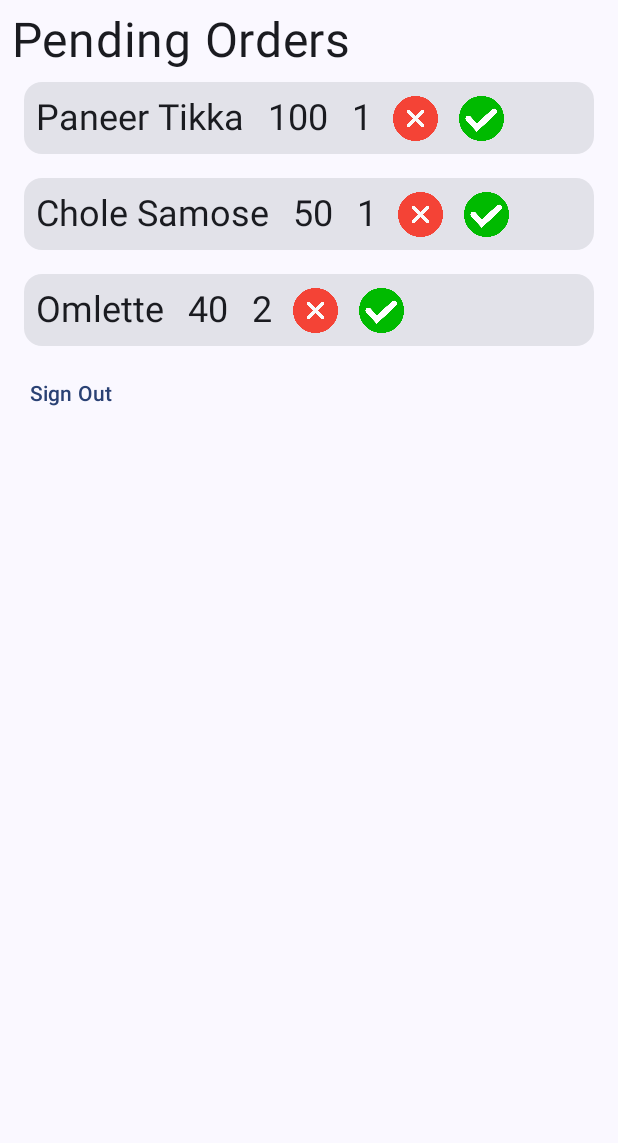
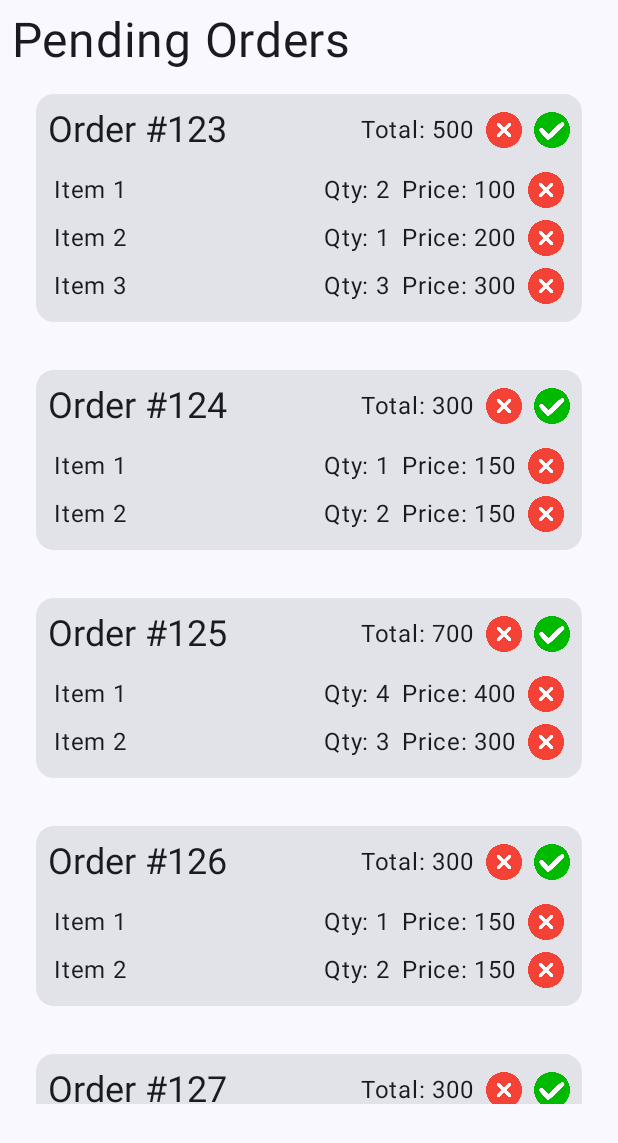
Before and after one commit to Atharv-15/QuickQ_Business, an Android app built with Jetpack Compose: the composable ContentScreen called with empty values, on a phone screen of 412 x 824 dp. Shown: the top 1143 px of the screen. Run offline under Robolectric (Android 15) with nearby library versions, the phone set to English and light mode, and no system bars; our stand-ins replace Firebase (no records; nobody signed in at launch, a user with empty details on screens opened directly), livedata-compose.

Commit message:
Pending Orders ui fix

```diff
--- a/app/src/main/java/com/example/quickqbusiness/AppNavigation.kt
+++ b/app/src/main/java/com/example/quickqbusiness/AppNavigation.kt
@@ -5,9 +5,6 @@ import androidx.compose.ui.Modifier
 import androidx.navigation.compose.NavHost
 import androidx.navigation.compose.composable
 import androidx.navigation.compose.rememberNavController
-import com.example.quickqbusiness.pages.AcceptedOrder
-import com.example.quickqbusiness.pages.PendingOrder
-import com.example.quickqbusiness.pages.Profile
 
 @Composable
 fun AppNavigation(modifier: Modifier = Modifier, authViewModel: AuthViewModel) {
@@ -20,14 +17,5 @@ fun AppNavigation(modifier: Modifier = Modifier, authViewModel: AuthViewModel) {
         composable("home"){
             MainScreen(modifier, navController, authViewModel)
         }
-        composable("pending"){
-            PendingOrder(modifier, navController, authViewModel)
-        }
-        composable("profile"){
-            Profile(modifier)
-        }
-        composable("accept"){
-            AcceptedOrder(modifier)
-        }
     })
 }
--- a/app/src/main/java/com/example/quickqbusiness/ContentScreen.kt
+++ b/app/src/main/java/com/example/quickqbusiness/ContentScreen.kt
@@ -12,6 +12,6 @@ fun ContentScreen(modifier: Modifier = Modifier, navController: NavController, a
     when(selectedIndex) {
         0 -> PendingOrder(modifier, navController, authViewModel)
         1 -> AcceptedOrder()
-        2 -> Profile()
+        2 -> Profile(modifier, authViewModel)
     }
 }
--- a/app/src/main/java/com/example/quickqbusiness/MainScreen.kt
+++ b/app/src/main/java/com/example/quickqbusiness/MainScreen.kt
@@ -2,6 +2,7 @@ package com.example.quickqbusiness
 
 import androidx.compose.foundation.layout.fillMaxSize
 import androidx.compose.foundation.layout.padding
+import androidx.compose.foundation.layout.size
 import androidx.compose.material3.Badge
 import androidx.compose.material3.BadgedBox
 import androidx.compose.material3.Icon
@@ -20,6 +21,7 @@ import com.example.quickqbusiness.model.NavItem
 import androidx.compose.runtime.LaunchedEffect
 import androidx.compose.runtime.derivedStateOf
 import androidx.compose.runtime.livedata.observeAsState
+import androidx.compose.ui.unit.dp
 import androidx.navigation.NavController
 import com.example.quickqbusiness.data.Order
 
@@ -67,7 +69,11 @@ fun MainScreen(modifier: Modifier = Modifier, navController: NavController, auth
                                     }
                                 }
                             }) {
-                                Icon(painter = painterResource(id = navItem.icon), contentDescription = "Icon")
+                                Icon(
+                                    painter = painterResource(id = navItem.icon),
+                                    contentDescription = "Icon",
+                                    modifier= Modifier.size(24.dp)
+                                )
                             }
                         },
                         label = {
--- a/app/src/main/java/com/example/quickqbusiness/data/Order.kt
+++ b/app/src/main/java/com/example/quickqbusiness/data/Order.kt
@@ -1,32 +1,75 @@
 package com.example.quickqbusiness.data
 
-import androidx.annotation.DrawableRes
-import com.example.quickqbusiness.R
 import com.example.quickqbusiness.model.OrderData
+import com.example.quickqbusiness.model.OrderItemData
 
-class Order() {
+class Order {
     fun loadOrders(): List<OrderData> {
-        return listOf<OrderData>(
+        return listOf(
             OrderData(
-                description = "Paneer Tikka",
-                quantity = "1",
-                price = "100",
-                remove = R.drawable.remove,
-                check = R.drawable.check
+                description = "Order #123",
+                totalPrice = "500",
+                items = listOf(
+                    OrderItemData("Item 1", "2", "100"),
+                    OrderItemData("Item 2", "1", "200"),
+                    OrderItemData("Item 3", "3", "300")
+                )
             ),
             OrderData(
-                description = "Chole Samose",
-                quantity = "1",
-                price = "50",
-                remove = R.drawable.remove,
-                check = R.drawable.check
+                description = "Order #124",
+                totalPrice = "300",
+                items = listOf(
+                    OrderItemData("Item 1", "1", "150"),
+                    OrderItemData("Item 2", "2", "150")
+                )
             ),
             OrderData(
-                description = "Omlette",
-                quantity = "2",
-                price = "40",
-                remove = R.drawable.remove,
-                check = R.drawable.check
+                description = "Order #125",
+                totalPrice = "700",
+                items = listOf(
+                    OrderItemData("Item 1", "4", "400"),
+                    OrderItemData("Item 2", "3", "300")
+                )
+            ),
+            OrderData(
+                description = "Order #126",
+                totalPrice = "300",
+                items = listOf(
+                    OrderItemData("Item 1", "1", "150"),
+                    OrderItemData("Item 2", "2", "150")
+                )
+            ),
+            OrderData(
+                description = "Order #127",
+                totalPrice = "300",
+                items = listOf(
+                    OrderItemData("Item 1", "1", "150"),
+                    OrderItemData("Item 2", "2", "150")
+                )
+            ),
+            OrderData(
+                description = "Order #128",
+                totalPrice = "300",
+                items = listOf(
+                    OrderItemData("Item 1", "1", "150"),
+                    OrderItemData("Item 2", "2", "150")
+                )
+            ),
+            OrderData(
+                description = "Order #129",
+                totalPrice = "300",
+                items = listOf(
+                    OrderItemData("Item 1", "1", "150"),
+                    OrderItemData("Item 2", "2", "150")
+                )
+            ),
+            OrderData(
+                description = "Order #130",
+                totalPrice = "300",
+                items = listOf(
+                    OrderItemData("Item 1", "1", "150"),
+                    OrderItemData("Item 2", "2", "150")
+                )
             )
         )
     }
--- a/app/src/main/java/com/example/quickqbusiness/model/OrderData.kt
+++ b/app/src/main/java/com/example/quickqbusiness/model/OrderData.kt
@@ -1,11 +1,13 @@
 package com.example.quickqbusiness.model
-
-import androidx.annotation.DrawableRes
 
 data class OrderData(
     val description: String,
+    val totalPrice: String,
+    val items: List<OrderItemData> // List of items in the order
+)
+
+data class OrderItemData(
+    val name: String,
     val quantity: String,
-    val price: String,
-    @DrawableRes val remove: Int,
-    @DrawableRes val check: Int
+    val price: String
 )
--- a/app/src/main/java/com/example/quickqbusiness/pages/AcceptedOrder.kt
+++ b/app/src/main/java/com/example/quickqbusiness/pages/AcceptedOrder.kt
@@ -1,14 +1,51 @@
 package com.example.quickqbusiness.pages
 
+import androidx.compose.foundation.layout.Arrangement
+import androidx.compose.foundation.layout.Column
+import androidx.compose.foundation.layout.WindowInsets
+import androidx.compose.foundation.layout.asPaddingValues
+import androidx.compose.foundation.layout.calculateEndPadding
+import androidx.compose.foundation.layout.calculateStartPadding
+import androidx.compose.foundation.layout.fillMaxSize
+import androidx.compose.foundation.layout.navigationBarsPadding
+import androidx.compose.foundation.layout.padding
+import androidx.compose.foundation.layout.safeDrawing
+import androidx.compose.foundation.layout.statusBarsPadding
+import androidx.compose.material3.Surface
 import androidx.compose.material3.Text
 import androidx.compose.runtime.Composable
+import androidx.compose.ui.Alignment
 import androidx.compose.ui.Modifier
+import androidx.compose.ui.platform.LocalLayoutDirection
+import androidx.compose.ui.unit.dp
 import androidx.compose.ui.unit.sp
 
 @Composable
 fun AcceptedOrder(modifier: Modifier = Modifier) {
-    Text(
-        text = "Accepted Orders",
-        fontSize = 40.sp
-    )
+    val layoutDirection = LocalLayoutDirection.current
+    Surface(
+        modifier = Modifier
+            .fillMaxSize()
+            .statusBarsPadding()
+            .navigationBarsPadding()
+            .padding(
+                start = WindowInsets.safeDrawing
+                    .asPaddingValues()
+                    .calculateStartPadding(layoutDirection),
+                end = WindowInsets.safeDrawing
+                    .asPaddingValues()
+                    .calculateEndPadding(layoutDirection)
+            )
+    ) {
+        Column(
+            modifier = Modifier.padding(8.dp).navigationBarsPadding(),
+            verticalArrangement = Arrangement.Top,
+            horizontalAlignment = Alignment.Start
+        ) {
+            Text(
+                text = "Accepted Orders",
+                fontSize = 40.sp
+            )
+        }
+    }
 }
--- a/app/src/main/java/com/example/quickqbusiness/pages/PendingOrder.kt
+++ b/app/src/main/java/com/example/quickqbusiness/pages/PendingOrder.kt
@@ -1,6 +1,7 @@
 package com.example.quickqbusiness.pages
 
 import androidx.compose.foundation.Image
+import androidx.compose.foundation.clickable
 import androidx.compose.foundation.layout.Arrangement
 import androidx.compose.foundation.layout.Column
 import androidx.compose.foundation.layout.Row
@@ -11,6 +12,7 @@ import androidx.compose.foundation.layout.calculateStartPadding
 import androidx.compose.foundation.layout.fillMaxSize
 import androidx.compose.foundation.layout.fillMaxWidth
 import androidx.compose.foundation.layout.height
+import androidx.compose.foundation.layout.navigationBarsPadding
 import androidx.compose.foundation.layout.padding
 import androidx.compose.foundation.layout.safeDrawing
 import androidx.compose.foundation.layout.statusBarsPadding
@@ -20,7 +22,6 @@ import androidx.compose.material3.Card
 import androidx.compose.material3.MaterialTheme
 import androidx.compose.material3.Surface
 import androidx.compose.material3.Text
-import androidx.compose.material3.TextButton
 import androidx.compose.runtime.Composable
 import androidx.compose.runtime.LaunchedEffect
 import androidx.compose.runtime.livedata.observeAsState
@@ -28,7 +29,6 @@ import androidx.compose.ui.Alignment
 import androidx.compose.ui.Modifier
 import androidx.compose.ui.platform.LocalLayoutDirection
 import androidx.compose.ui.res.painterResource
-import androidx.compose.ui.tooling.preview.Preview
 import androidx.compose.ui.unit.dp
 import androidx.compose.ui.unit.sp
 import androidx.navigation.NavController
@@ -37,7 +37,6 @@ import com.example.quickqbusiness.AuthViewModel
 import com.example.quickqbusiness.R
 import com.example.quickqbusiness.data.Order
 import com.example.quickqbusiness.model.OrderData
-import com.example.quickqbusiness.ui.theme.QuickQBusinessTheme
 
 
 @Composable
@@ -57,6 +56,7 @@ fun PendingOrder(modifier: Modifier, navController: NavController, authViewModel
         modifier = Modifier
             .fillMaxSize()
             .statusBarsPadding()
+            .navigationBarsPadding()
             .padding(
                 start = WindowInsets.safeDrawing
                     .asPaddingValues()
@@ -67,70 +67,116 @@ fun PendingOrder(modifier: Modifier, navController: NavController, authViewModel
             )
     ) {
         Column(
-            modifier = Modifier.padding(8.dp),
+            modifier = Modifier.padding(8.dp).navigationBarsPadding(),
             verticalArrangement = Arrangement.Top,
             horizontalAlignment = Alignment.Start
         ) {
             Text(text = "Pending Orders", fontSize = 32.sp)
             OrderList(orderList = Order().loadOrders())
-            TextButton(onClick = {authViewModel.signOut()}) {
-                Text(text = "Sign Out")
-            }
         }
     }
 }
 
 @Composable
 fun OrderCard(order: OrderData, modifier: Modifier = Modifier) {
-    Card(modifier = modifier
-        .fillMaxWidth()) {
-        Row(
-            horizontalArrangement = Arrangement.Start,
-            verticalAlignment = Alignment.CenterVertically
+    Card(
+        modifier = modifier
+            .fillMaxWidth()
+            .padding(8.dp)
+    ) {
+        Column(
+            modifier = Modifier.padding(8.dp)
         ) {
-            Text(
-                text = order.description,
-                modifier = Modifier.padding(8.dp),
-                style = MaterialTheme.typography.headlineSmall
-            )
-            Row (
-                horizontalArrangement = Arrangement.End,
+            // First row: Name, Total Price, Remove, Accept buttons
+            Row(
+                modifier = Modifier.fillMaxWidth(),
+                horizontalArrangement = Arrangement.SpaceBetween,
                 verticalAlignment = Alignment.CenterVertically
             ) {
                 Text(
-                    text = order.price,
-                    modifier = Modifier.padding(8.dp),
-                    style = MaterialTheme.typography.headlineSmall
+                    text = order.description, // Order Name
+                    style = MaterialTheme.typography.headlineSmall,
+                    modifier = Modifier.weight(1f) // Take available space
                 )
+
                 Text(
-                    text = order.quantity,
-                    modifier = Modifier.padding(8.dp),
-                    style = MaterialTheme.typography.headlineSmall
+                    text = "Total: ${order.totalPrice}", // Total Price
+                    style = MaterialTheme.typography.bodyLarge,
+                    modifier = Modifier.padding(end = 8.dp)
                 )
+
                 Image(
-                    painter = painterResource(order.remove),
-                    contentDescription = "Remove Item",
+                    painter = painterResource(R.drawable.remove), // Default remove icon
+                    contentDescription = "Remove Order",
                     modifier = Modifier
-                        .padding(6.dp)
-                        .height(30.dp),
-                    //                contentScale = ContentScale.Crop
+                        .padding(end = 8.dp)
+                        .height(24.dp)
+                        .clickable {
+                            // Handle remove order
+                        }
                 )
+
                 Image(
-                    painter = painterResource(order.check),
-                    contentDescription = "Confirm Item",
+                    painter = painterResource(R.drawable.check), // Default accept icon
+                    contentDescription = "Accept Order",
                     modifier = Modifier
-                        .padding(8.dp)
-                        .height(30.dp),
-                    //                contentScale = ContentScale.Crop
+                        .height(24.dp)
+                        .clickable {
+                            // Handle accept order
+                        }
                 )
+            }
+
+            // Second row: List of items (not scrollable)
+            Column(
+                modifier = Modifier
+                    .fillMaxWidth()
+                    .padding(top = 8.dp)
+            ) {
+                order.items.forEach { item ->
+                    Row(
+                        modifier = Modifier
+                            .fillMaxWidth()
+                            .padding(4.dp),
+                        horizontalArrangement = Arrangement.SpaceBetween,
+                        verticalAlignment = Alignment.CenterVertically
+                    ) {
+                        Text(
+                            text = item.name, // Item name
+                            modifier = Modifier.weight(1f)
+                        )
+
+                        Text(
+                            text = "Qty: ${item.quantity}", // Item quantity
+                            modifier = Modifier.padding(end = 8.dp)
+                        )
+
+                        Text(
+                            text = "Price: ${item.price}", // Item price
+                            modifier = Modifier.padding(end = 8.dp)
+                        )
+
+                        Image(
+                            painter = painterResource(R.drawable.remove), // Default remove item icon
+                            contentDescription = "Remove Item",
+                            modifier = Modifier
+                                .height(24.dp)
+                                .clickable {
+                                    // Handle remove item
+                                }
+                        )
+                    }
+                }
             }
         }
     }
 }
 
+
+
 @Composable
 fun OrderList(orderList: List<OrderData>, modifier: Modifier = Modifier) {
-    LazyColumn(modifier = Modifier) {
+    LazyColumn(modifier = Modifier.padding(bottom = 80.dp)) {
         items(orderList) { order ->
             OrderCard(
                 order = order,
@@ -139,11 +185,3 @@ fun OrderList(orderList: List<OrderData>, modifier: Modifier = Modifier) {
         }
     }
 }
-
-@Preview(showBackground = true)
-@Composable
-fun GreetingPreview() {
-    QuickQBusinessTheme {
-        OrderCard(OrderData("Item 1", "3", "300", R.drawable.remove, R.drawable.check))
-    }
-}
--- a/app/src/main/java/com/example/quickqbusiness/pages/Profile.kt
+++ b/app/src/main/java/com/example/quickqbusiness/pages/Profile.kt
@@ -1,20 +1,60 @@
 package com.example.quickqbusiness.pages
 
+import androidx.compose.foundation.layout.Arrangement
+import androidx.compose.foundation.layout.Column
+import androidx.compose.foundation.layout.WindowInsets
+import androidx.compose.foundation.layout.asPaddingValues
+import androidx.compose.foundation.layout.calculateEndPadding
+import androidx.compose.foundation.layout.calculateStartPadding
+import androidx.compose.foundation.layout.fillMaxSize
+import androidx.compose.foundation.layout.navigationBarsPadding
+import androidx.compose.foundation.layout.padding
+import androidx.compose.foundation.layout.safeDrawing
+import androidx.compose.foundation.layout.statusBarsPadding
+import androidx.compose.material3.Surface
 import androidx.compose.material3.Text
+import androidx.compose.material3.TextButton
 import androidx.compose.runtime.Composable
+import androidx.compose.ui.Alignment
 import androidx.compose.ui.Modifier
+import androidx.compose.ui.platform.LocalLayoutDirection
+import androidx.compose.ui.unit.dp
 import androidx.compose.ui.unit.sp
+import com.example.quickqbusiness.AuthViewModel
+import com.example.quickqbusiness.data.Order
 import com.google.firebase.firestore.FirebaseFirestore
 
 @Composable
-fun Profile(modifier: Modifier = Modifier) {
+fun Profile(modifier: Modifier = Modifier, authViewModel: AuthViewModel) {
+    val layoutDirection = LocalLayoutDirection.current
     val db: FirebaseFirestore = FirebaseFirestore.getInstance()
 //    val name = db.collection()
-    Text(
-        text = "Profile",
-        fontSize = 40.sp
-    )
-    Text(
-        text = ""
-    )
+    Surface(
+        modifier = Modifier
+            .fillMaxSize()
+            .statusBarsPadding()
+            .navigationBarsPadding()
+            .padding(
+                start = WindowInsets.safeDrawing
+                    .asPaddingValues()
+                    .calculateStartPadding(layoutDirection),
+                end = WindowInsets.safeDrawing
+                    .asPaddingValues()
+                    .calculateEndPadding(layoutDirection)
+            )
+    ) {
+        Column(
+            modifier = Modifier.padding(8.dp).navigationBarsPadding(),
+            verticalArrangement = Arrangement.Top,
+            horizontalAlignment = Alignment.Start
+        ) {
+            Text(
+                text = "Profile",
+                fontSize = 40.sp
+            )
+            TextButton(onClick = {authViewModel.signOut()}) {
+                Text(text = "Sign Out")
+            }
+        }
+    }
 }
```
